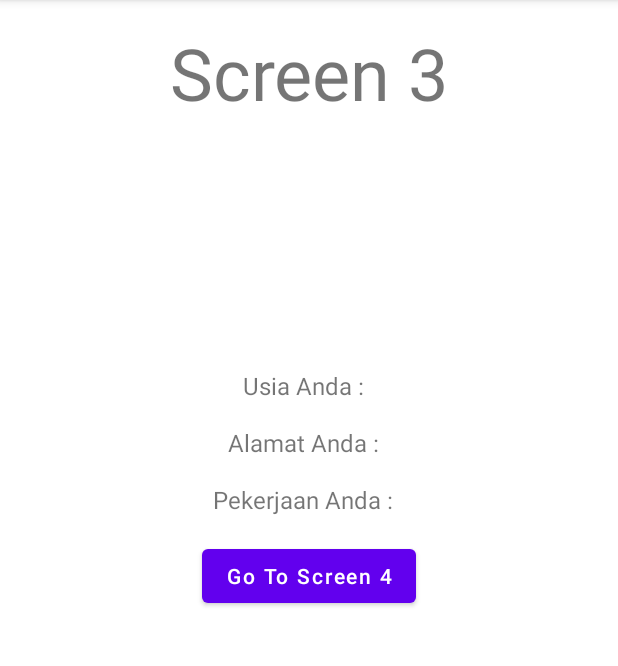
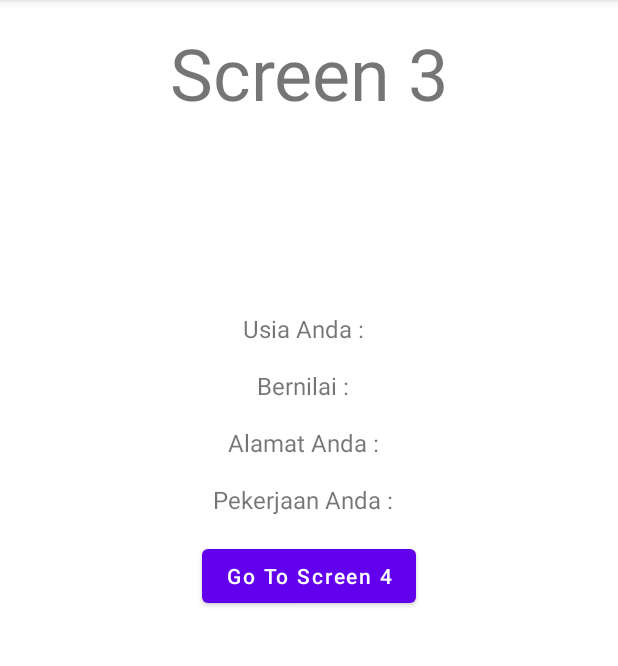
Before and after one commit to felixchiuman/Binar_challenge_ch3, an Android app: the FragmentKetiga screen opened through its navigation route, on a phone screen of 412 x 824 dp, the part 84-750 px from its top. Run offline under Robolectric (Android 15) with nearby library versions, the phone set to English and light mode, and no system bars.

```diff
--- a/app/src/main/java/com/example/binarchallengech3/FragmentKedua.kt
+++ b/app/src/main/java/com/example/binarchallengech3/FragmentKedua.kt
@@ -35,5 +35,8 @@ class FragmentKedua : Fragment() {
             it.findNavController().navigate(R.id.action_fragmentKedua_to_fragmentKetiga, mBundle)
         }
     }
-
+    override fun onDestroy() {
+        super.onDestroy()
+        _binding = null
+    }
 }
--- a/app/src/main/java/com/example/binarchallengech3/FragmentKetiga.kt
+++ b/app/src/main/java/com/example/binarchallengech3/FragmentKetiga.kt
@@ -33,6 +33,7 @@ class FragmentKetiga : Fragment() {
         val aName = arguments?.getString(FragmentKedua.EXTRA_NAME)
         val bName = FragmentKetigaArgs.fromBundle(arguments as Bundle).name
         val aAge = FragmentKetigaArgs.fromBundle(arguments as Bundle).age
+        val aOddEven = FragmentKetigaArgs.fromBundle(arguments as Bundle).oddEven
         val aAddress = FragmentKetigaArgs.fromBundle(arguments as Bundle).address
         val aJob = FragmentKetigaArgs.fromBundle(arguments as Bundle).job
 
@@ -47,7 +48,12 @@ class FragmentKetiga : Fragment() {
         if (aName == null){
         binding.tvName.text = "$bName"
         binding.tvUsia.text = "Usia Anda : $aAge"
+        binding.tvGenapGanjil.text = "Bernilai : $aOddEven"
         binding.tvAlamat.text = "Alamat Anda : $aAddress"
         binding.tvPekerjaan.text = "Pekerjaan Anda : $aJob"}
     }
+    override fun onDestroy() {
+        super.onDestroy()
+        _binding = null
+    }
 }
--- a/app/src/main/res/layout/fragment_ketiga.xml
+++ b/app/src/main/res/layout/fragment_ketiga.xml
@@ -25,7 +25,6 @@
         app:layout_constraintEnd_toEndOf="parent"
         app:layout_constraintBottom_toTopOf="@id/tvUsia"
         android:layout_margin="16dp"
-        android:text="Nama Anda"
         android:textSize="16sp"/>
 
     <TextView
@@ -34,9 +33,18 @@
         android:layout_height="wrap_content"
         app:layout_constraintStart_toStartOf="parent"
         app:layout_constraintEnd_toEndOf="parent"
+        app:layout_constraintBottom_toTopOf="@id/tvGenapGanjil"
+        android:layout_margin="16dp"
+        android:textSize="16sp"/>
+
+    <TextView
+        android:id="@+id/tvGenapGanjil"
+        android:layout_width="wrap_content"
+        android:layout_height="wrap_content"
+        app:layout_constraintStart_toStartOf="parent"
+        app:layout_constraintEnd_toEndOf="parent"
         app:layout_constraintBottom_toTopOf="@id/tvAlamat"
         android:layout_margin="16dp"
-        android:text=" "
         android:textSize="16sp"/>
 
     <TextView
@@ -47,7 +55,6 @@
         app:layout_constraintEnd_toEndOf="parent"
         app:layout_constraintBottom_toTopOf="@id/tvPekerjaan"
         android:layout_margin="16dp"
-        android:text=" "
         android:textSize="16sp"/>
 
     <TextView
@@ -58,7 +65,6 @@
         app:layout_constraintEnd_toEndOf="parent"
         app:layout_constraintBottom_toTopOf="@id/btnToFragment4"
         android:layout_margin="16dp"
-        android:text=" "
         android:textSize="16sp"/>
 
     <Button
--- a/app/src/main/res/navigation/main_navigation.xml
+++ b/app/src/main/res/navigation/main_navigation.xml
@@ -42,6 +42,11 @@
             app:nullable="true"
             android:defaultValue=" " />
         <argument
+            android:name="oddEven"
+            app:argType="string"
+            app:nullable="true"
+            android:defaultValue=" " />
+        <argument
             android:name="address"
             app:argType="string"
             app:nullable="true"
```
Also changed, not shown: app/src/main/java/com/example/binarchallengech3/FragmentKeempat.kt (+12 -2 lines), app/src/main/res/layout/fragment_keempat.xml (+9 -0 lines).
